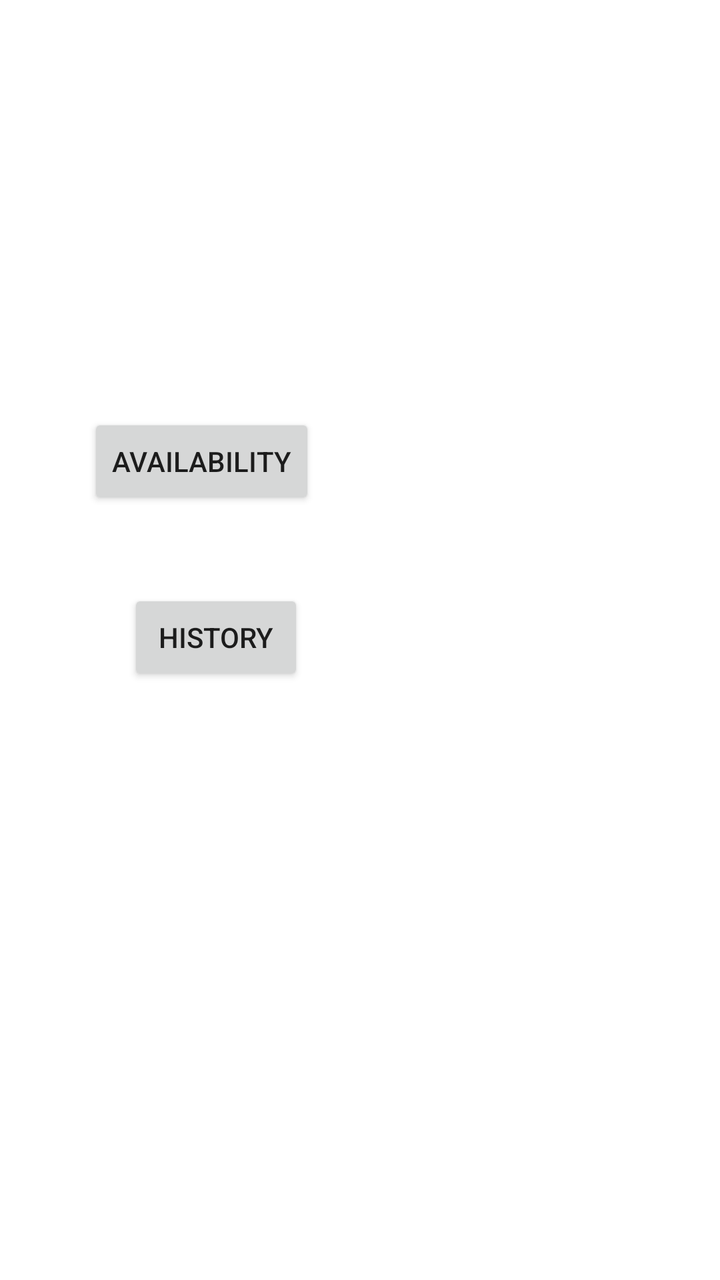
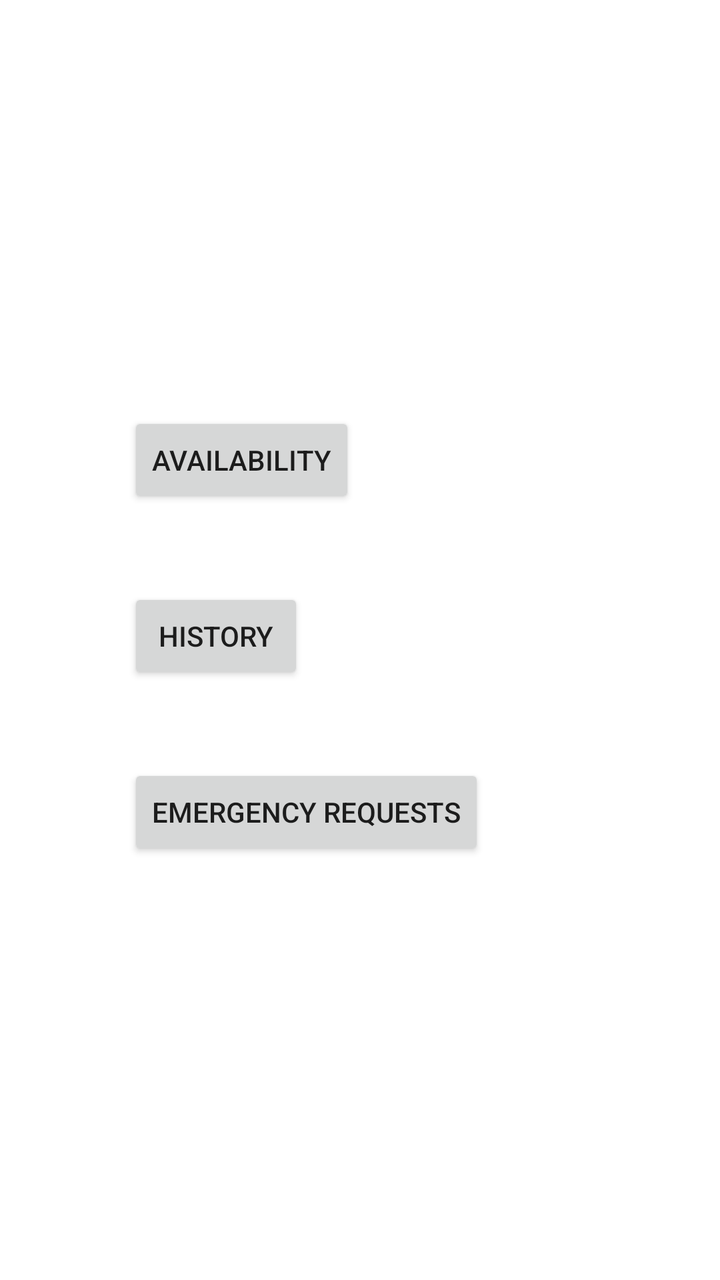

Screens rendered from an Android XML layout before and after an edit, with the pre-edit source and the edit as a unified diff.
<!-- AndroidManifest.xml: application theme Theme.AUTOHUB -->
<!-- res/layout/mechanic_dashboard_main.xml -->
<?xml version="1.0" encoding="utf-8"?>
<androidx.constraintlayout.widget.ConstraintLayout xmlns:android="http://schemas.android.com/apk/res/android"
    xmlns:app="http://schemas.android.com/apk/res-auto"
    xmlns:tools="http://schemas.android.com/tools"
    android:layout_width="match_parent"
    android:layout_height="match_parent">

    <Button
        android:id="@+id/seeHistory"
        android:layout_width="wrap_content"
        android:layout_height="wrap_content"
        android:layout_marginStart="64dp"
        android:layout_marginTop="40dp"
        android:text="History"
        app:layout_constraintStart_toStartOf="parent"
        app:layout_constraintTop_toBottomOf="@+id/be_active" />

    <Button
        android:id="@+id/be_active"
        android:layout_width="wrap_content"
        android:layout_height="wrap_content"
        android:layout_marginStart="44dp"
        android:text="Availability"
        app:layout_constraintBottom_toBottomOf="parent"
        app:layout_constraintStart_toStartOf="parent"
        app:layout_constraintTop_toTopOf="parent"
        app:layout_constraintVertical_bias="0.349" />
</androidx.constraintlayout.widget.ConstraintLayout>
<!-- resources referenced by this layout -->
<resources>
  <style name="Theme.AUTOHUB" parent="Theme.MaterialComponents.DayNight.DarkActionBar">
          <item name="colorPrimary">@color/black</item> 
          <item name="colorPrimaryVariant">@color/white</item> 
          <item name="colorOnPrimary">@color/white</item> 
          <item name="colorSecondary">@color/black</item> 
          <item name="colorOnSecondary">@color/white</item> 
          <item name="android:windowBackground">@color/white</item> 
      </style>
  <color name="black">#FF000000</color>
  <color name="white">#FFFFFFFF</color>
</resources>

<!-- the commit's change to res/layout/mechanic_dashboard_main.xml (unified diff, before → after) -->
@@ -3,7 +3,8 @@
     xmlns:app="http://schemas.android.com/apk/res-auto"
     xmlns:tools="http://schemas.android.com/tools"
     android:layout_width="match_parent"
-    android:layout_height="match_parent">
+    android:layout_height="match_parent"
+    tools:context=".mechanic.MechanicActivity">
 
     <Button
         android:id="@+id/seeHistory"
@@ -19,10 +20,20 @@
         android:id="@+id/be_active"
         android:layout_width="wrap_content"
         android:layout_height="wrap_content"
-        android:layout_marginStart="44dp"
+        android:layout_marginStart="64dp"
         android:text="Availability"
         app:layout_constraintBottom_toBottomOf="parent"
         app:layout_constraintStart_toStartOf="parent"
         app:layout_constraintTop_toTopOf="parent"
-        app:layout_constraintVertical_bias="0.349" />
+        app:layout_constraintVertical_bias="0.348" />
+
+    <Button
+        android:id="@+id/emergencyRequests"
+        android:layout_width="wrap_content"
+        android:layout_height="wrap_content"
+        android:text="Emergency Requests"
+        app:layout_constraintStart_toStartOf="parent"
+        app:layout_constraintTop_toBottomOf="@+id/seeHistory"
+        android:layout_marginTop="40dp"
+        android:layout_marginStart="64dp" />
 </androidx.constraintlayout.widget.ConstraintLayout>
